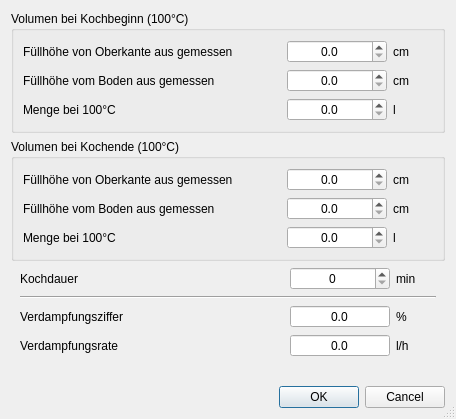
Before: the Qt Designer form kleiner-brauhelfer/dialogs/dlgverdampfung.ui in kleiner-brauhelfer/kleiner-brauhelfer-2, drawn with Qt 5.
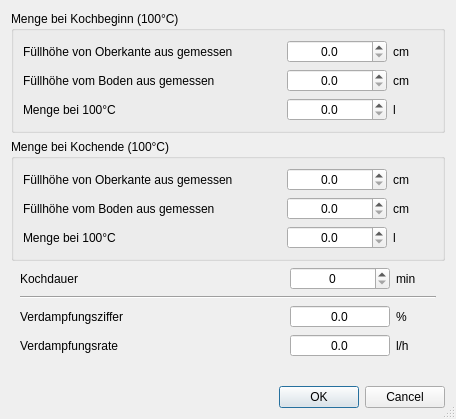
After: the same form once the commit is applied. Custom widgets are drawn as their Qt base class.

```diff
--- a/kleiner-brauhelfer/dialogs/dlgverdampfung.ui
+++ b/kleiner-brauhelfer/dialogs/dlgverdampfung.ui
@@ -26,7 +26,7 @@
    <item>
     <widget class="QGroupBox" name="groupBox">
      <property name="title">
-      <string>Volumen bei Kochbeginn (100°C)</string>
+      <string>Menge bei Kochbeginn (100°C)</string>
      </property>
      <layout class="QGridLayout" name="gridLayout_4">
       <item row="1" column="0">
@@ -159,7 +159,7 @@
    <item>
     <widget class="QGroupBox" name="groupBox_2">
      <property name="title">
-      <string>Volumen bei Kochende (100°C)</string>
+      <string>Menge bei Kochende (100°C)</string>
      </property>
      <layout class="QGridLayout" name="gridLayout">
       <item row="2" column="3">
```
Left out of the diff: 4 changed lines with no effect on the pictures.
